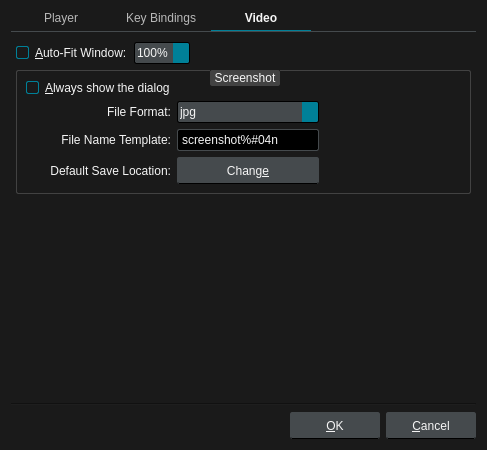
The window that src/ui/preferencesdialog.ui (u8sand/Baka-MPlayer) describes before a commit, drawn with Qt 5.
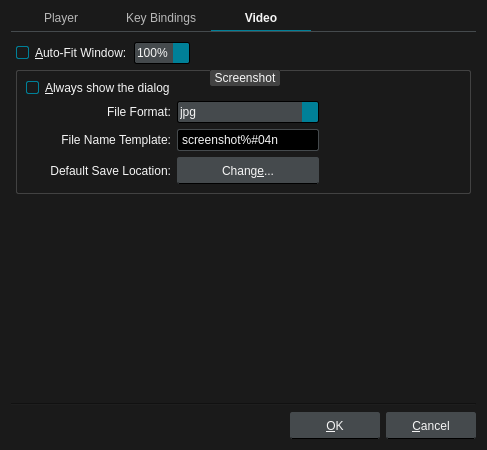
The same window after the commit. The open tabs and pages were chosen to show the change. Icons and pictures are not drawn.

Commit message: preferencesdialog.ui: add elipsis to change button

Patch:
```diff
--- a/src/ui/preferencesdialog.ui
+++ b/src/ui/preferencesdialog.ui
@@ -745,7 +745,7 @@
           <item row="3" column="1">
            <widget class="QPushButton" name="changeButton">
             <property name="text">
-             <string>Chang&amp;e</string>
+             <string>Chang&amp;e...</string>
             </property>
            </widget>
           </item>
```
